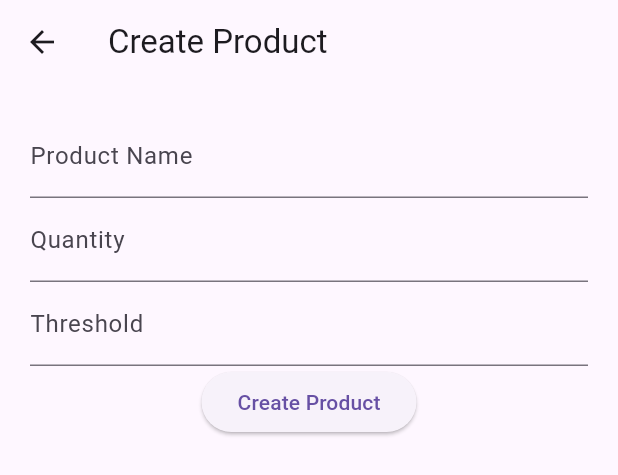
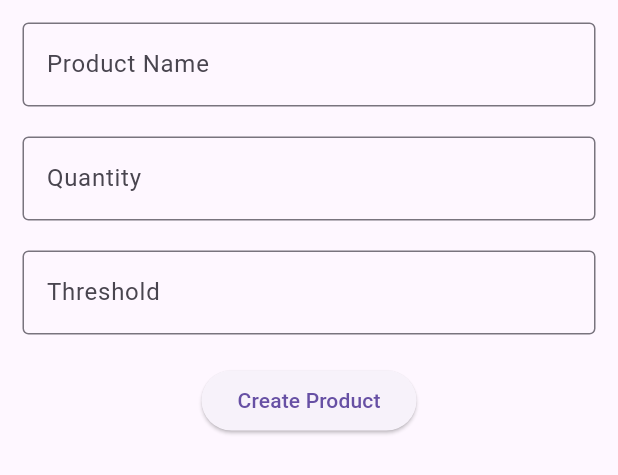
Before and after one commit to pchmelo/ESOF_Project, a Flutter app: the CreateProdut widget shown alone on an empty page, opened directly, on a phone screen of 412 x 824 dp. Shown: the top 475 px of the screen. Run offline on Flutter 3.47's test engine with Material 3 defaults, Android fonts, the phone set to English and light mode, and no system bars; our stand-ins replace cloud_firestore, firebase_auth, firebase_core; accounts and stored records are empty.

Commit message:
made the bottom sheet for product creation dynamic

```diff
--- a/esof_project/lib/app/views/main_pages/storage/createProduct.widget.dart
+++ b/esof_project/lib/app/views/main_pages/storage/createProduct.widget.dart
@@ -30,33 +30,41 @@ class _CreateProdutState extends State<CreateProdut> {
 
   @override
   Widget build(BuildContext context) {
-    return Scaffold(
-      appBar: AppBar(
-        title: const Text('Create Product'),
-      ),
-      body: Container(
-        padding: const EdgeInsets.all(20),
+        return Container(
+            height: 350,
+            padding: const EdgeInsets.all(15.0),
             child: Form(
               key: _formKey,
               child: Column(
                 children: <Widget>[
                   TextFormField(
-                decoration: const InputDecoration(labelText: 'Product Name'),
+                    decoration: const InputDecoration(
+                      labelText: 'Product Name',
+                      border: OutlineInputBorder(),
+                    ),
                     validator: (val) =>
                     val!.isEmpty ? 'Enter a product name' : null,
                     onChanged: (val) => setState(() => _name = val),
                   ),
+                  const Padding(padding: EdgeInsets.only(top: 20)),
                   TextFormField(
                     keyboardType: TextInputType.number,
                     inputFormatters: [FilteringTextInputFormatter.digitsOnly],
-              decoration: const InputDecoration(labelText: 'Quantity'),
+                    decoration: const InputDecoration(
+                      labelText: 'Quantity',
+                      border: OutlineInputBorder(),
+                    ),
                     validator: (val) => val!.isEmpty ? 'Enter a quantity' : null,
                     onChanged: (val) => setState(() => _quantity = int.parse(val)),
                   ),
+                  const Padding(padding: EdgeInsets.only(top: 20)),
                   TextFormField(
                     keyboardType: TextInputType.number,
                     inputFormatters: [FilteringTextInputFormatter.digitsOnly],
-                decoration: const InputDecoration(labelText: 'Threshold'),
+                    decoration: const InputDecoration(
+                      labelText: 'Threshold',
+                      border: OutlineInputBorder(),
+                    ),
                     validator: (val) {
                       if (val!.isEmpty) {
                         return 'Enter a threshold';
@@ -67,6 +75,7 @@ class _CreateProdutState extends State<CreateProdut> {
                     },
                     onChanged: (val) => setState(() => _threshold = int.parse(val)),
                   ),
+                  SizedBox(height: 20,),
                   ElevatedButton(
                     child: const Text('Create Product'),
                     onPressed: () async {
@@ -81,8 +90,8 @@ class _CreateProdutState extends State<CreateProdut> {
                   ),
                 ],
               ),
-        ),
-      ),
+            )
         );
+
   }
 }
--- a/esof_project/lib/app/views/main_pages/storage/storage.view.dart
+++ b/esof_project/lib/app/views/main_pages/storage/storage.view.dart
@@ -11,14 +11,15 @@ class StorageView extends StatelessWidget {
   Widget build(BuildContext context) {
     void _createProductForm() {
       showModalBottomSheet(
-          context: context,
-          builder: (context) {
-            return Container(
-              padding:
-                  const EdgeInsets.symmetric(vertical: 20.0, horizontal: 60.0),
-              child: const CreateProdut(),
-            );
-          });
+        isScrollControlled: true,
+        context: context,
+        builder: (BuildContext context) {
+          return Padding(
+            padding: EdgeInsets.only(bottom: MediaQuery.of(context).viewInsets.bottom),
+            child: const CreateProdut(),
+          );
+        },
+      );
     }
 
     return Scaffold(
```
Lines whose indentation alone changed are shown as unchanged.
